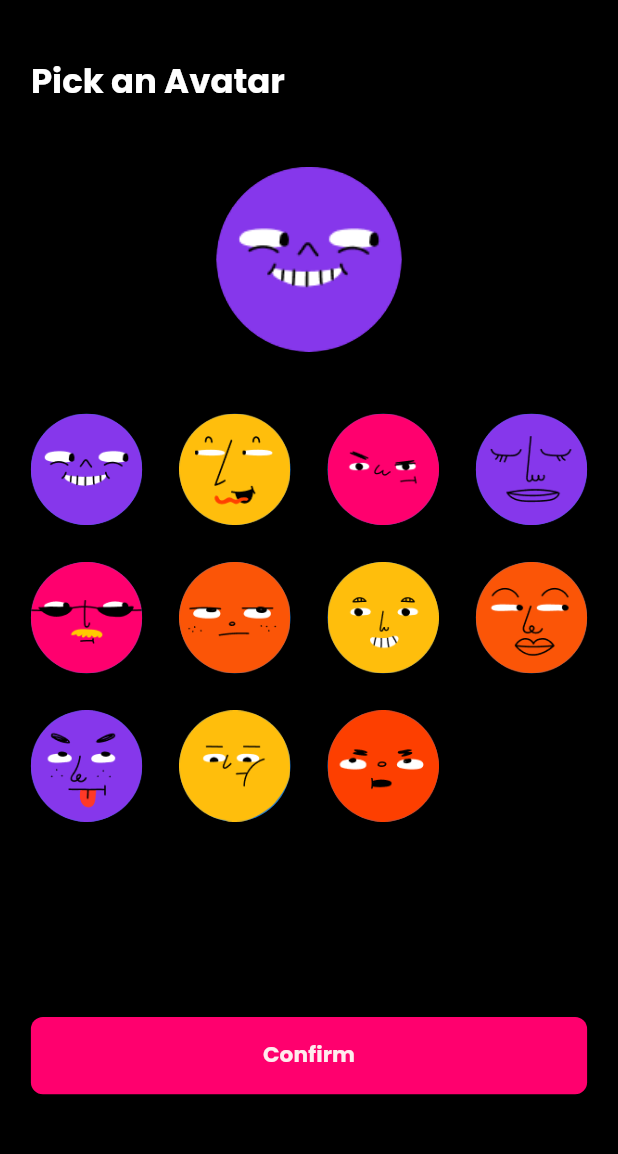
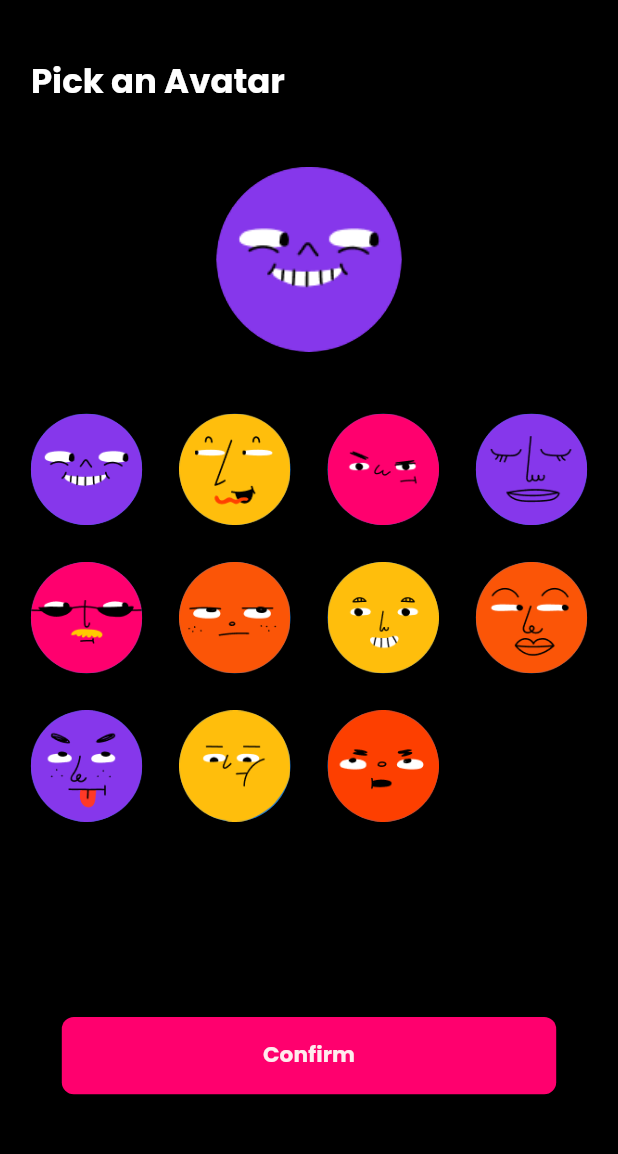
Before and after one commit to Tezsure/plenty-wallet, a Flutter app: the AvatarPickerView widget shown alone on an empty page, opened directly, on a phone screen of 412 x 824 dp, the part 80-1234 px from its top. Run offline on Flutter 3.47's test engine with Material 2 defaults, Android fonts, the phone set to English and light mode, and no system bars; our stand-ins replace cached_network_image, flutter_secure_storage, flutter_svg, get, hex, image_picker and 5 more; missing offline and left inert: dartez, simple_gql, web3auth_flutter; accounts and stored records are empty; project files that could hold a hidden picture were left out.

Commit message:
button padding

```diff
--- a/lib/app/modules/common_widgets/solid_button.dart
+++ b/lib/app/modules/common_widgets/solid_button.dart
@@ -82,7 +82,7 @@ class SolidButton extends StatelessWidget {
                       title,
                       style: titleSmall.apply(
                           color: active
-                              ? textColor ?? ColorConst.Neutral.shade95
+                              ? textColor ?? ColorConst.Neutral.shade100
                               : ColorConst.NeutralVariant.shade60),
                     ),
         ),
--- a/lib/app/modules/create_profile_page/views/avatar_picker_view.dart
+++ b/lib/app/modules/create_profile_page/views/avatar_picker_view.dart
@@ -96,7 +96,9 @@ class AvatarPickerView extends GetView<CreateProfilePageController> {
               ),
             ),
           ),
-          SolidButton(
+          Padding(
+            padding:  EdgeInsets.symmetric(horizontal: 0.05.width),
+            child: SolidButton(
                 onPressed: () {
                   Get.back();
                   Get.back();
@@ -106,6 +108,7 @@ class AvatarPickerView extends GetView<CreateProfilePageController> {
                   style: titleSmall.apply(color: ColorConst.Primary.shade95),
                 ),
               ),
+          ),
 
           0.05.vspace
         ],
--- a/lib/app/modules/create_wallet_page/views/create_wallet_page_view.dart
+++ b/lib/app/modules/create_wallet_page/views/create_wallet_page_view.dart
@@ -53,7 +53,7 @@ class CreateWalletPageView extends GetView<CreateWalletPageController> {
                   mainAxisAlignment: MainAxisAlignment.end,
                   children: [
                     Padding(
-                      padding: EdgeInsets.symmetric(horizontal: 0.05.width),
+                      padding: EdgeInsets.symmetric(horizontal: 0.08.width),
                       child: Column(
                         crossAxisAlignment: CrossAxisAlignment.start,
                         children: [
--- a/lib/app/modules/passcode_page/views/passcode_page_view.dart
+++ b/lib/app/modules/passcode_page/views/passcode_page_view.dart
@@ -86,8 +86,10 @@ class PasscodePageView extends GetView<PasscodePageController> {
               ),
               0.05.vspace,
               PassCodeWidget(onChanged: (value) {
-                print("confirm passcode : " + controller.confirmPasscode.value);
-                print("set passcode : " + controller.enteredPassCode.value);
+                debugPrint(
+                    "confirm passcode : " + controller.confirmPasscode.value);
+                debugPrint(
+                    "set passcode : " + controller.enteredPassCode.value);
 
                 if (controller.isToVerifyPassCode.value) {
                   if (value.length == 6) {
```
Lines whose indentation alone changed are shown as unchanged.
